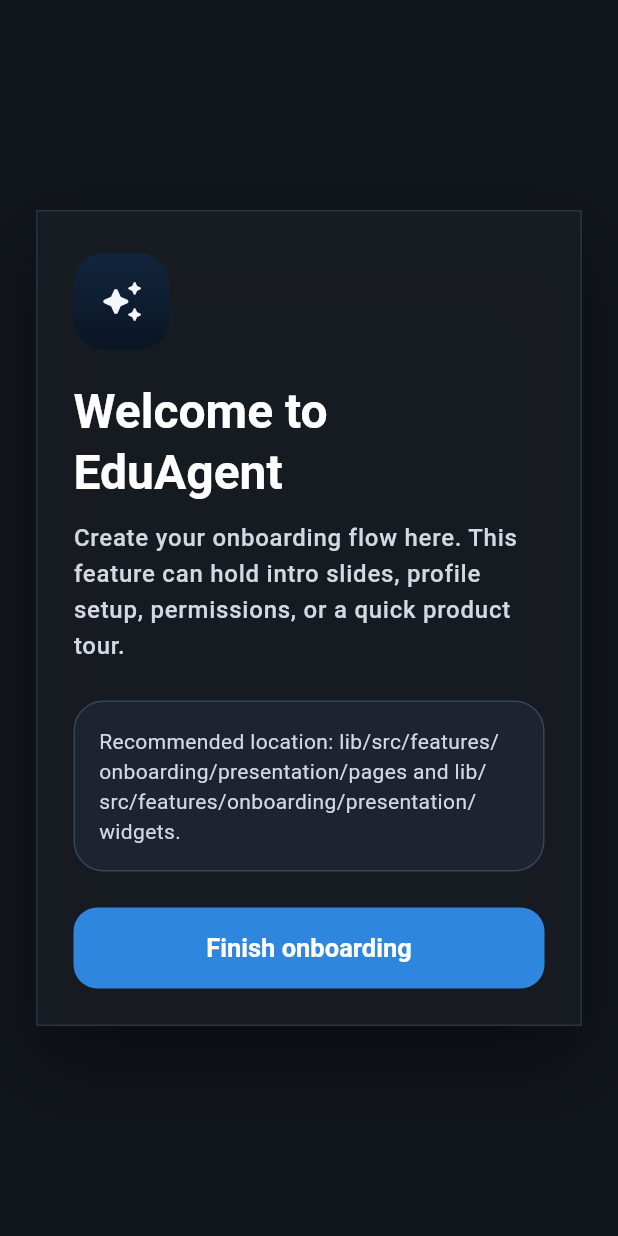
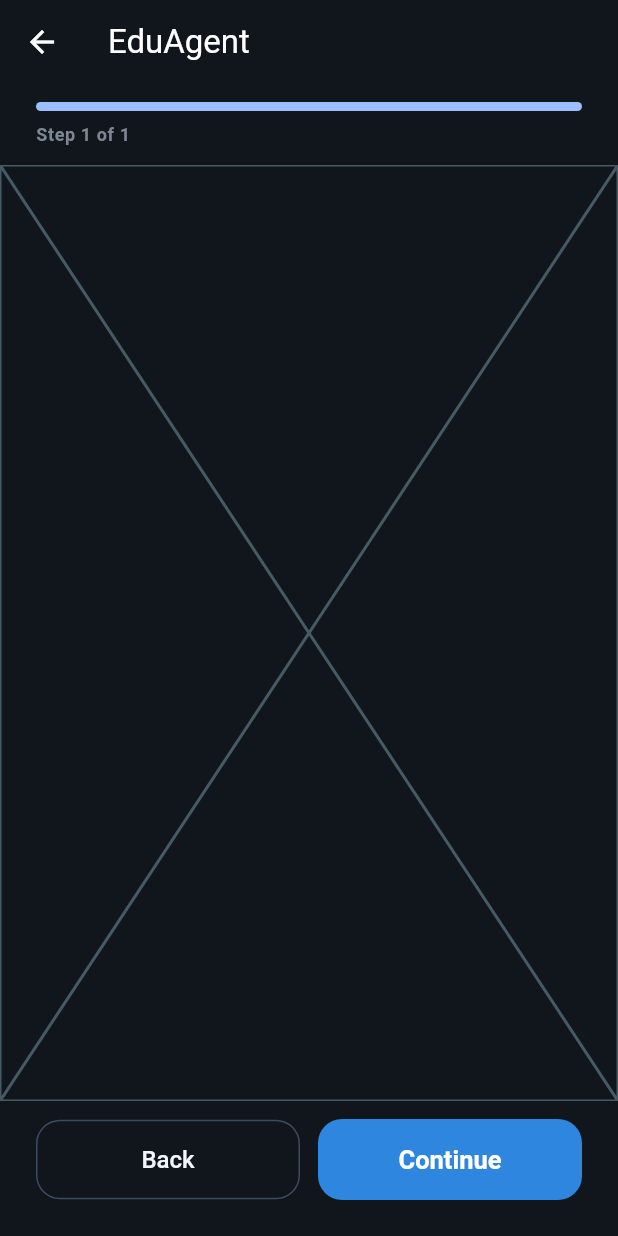
Before and after one commit to NasirBhotta/AI_Consultant_Agent, a Flutter app: the OnboardingPage screen opened directly, on a phone screen of 412 x 824 dp. Run offline on Flutter 3.47's test engine with Material 3 defaults, Android fonts, the phone set to English and light mode, and no system bars; our stand-ins replace firebase_auth, firebase_core, flutter_native_splash, flutter_riverpod, flutter_svg, google_sign_in and 1 more; accounts and stored records are empty.

Commit message:
onboarding page one created

```diff
--- a/lib/src/features/onboarding/presentation/pages/onboarding_page.dart
+++ b/lib/src/features/onboarding/presentation/pages/onboarding_page.dart
@@ -2,8 +2,10 @@ import 'package:agent_app/src/app/theme/app_theme_extension.dart';
 import 'package:agent_app/src/core/constants/app_strings.dart';
 import 'package:agent_app/src/core/utils/app_logger.dart';
 import 'package:agent_app/src/features/home/presentation/pages/home_page.dart';
+import 'package:agent_app/src/features/onboarding/presentation/pages/onboarding_steps/onboarding_one.dart';
 import 'package:agent_app/src/features/onboarding/presentation/providers/onboarding_providers.dart';
 import 'package:agent_app/src/shared/widgets/app_primary_button.dart';
+import 'package:agent_app/src/shared/widgets/app_secondary_button.dart';
 import 'package:firebase_auth/firebase_auth.dart';
 import 'package:flutter/material.dart';
 import 'package:flutter_riverpod/flutter_riverpod.dart';
@@ -16,9 +18,36 @@ class OnboardingPage extends ConsumerStatefulWidget {
 }
 
 class _OnboardingPageState extends ConsumerState<OnboardingPage> {
+  late final PageController _pageController;
+  int _currentStep = 0;
+
+  int get _totalSteps => 1;
+
+  bool get _isLastStep => _currentStep == _totalSteps - 1;
+
+  @override
+  void initState() {
+    super.initState();
+    _pageController = PageController();
+  }
+
+  @override
+  void dispose() {
+    _pageController.dispose();
+    super.dispose();
+  }
+
   bool isSubmitting = false;
 
-  Future<void> _completeOnboarding() async {
+  Future<void> _handleContinue() async {
+    if (!_isLastStep) {
+      await _pageController.nextPage(
+        duration: const Duration(milliseconds: 240),
+        curve: Curves.easeOut,
+      );
+      return;
+    }
+
     setState(() {
       isSubmitting = true;
     });
@@ -30,9 +59,9 @@ class _OnboardingPageState extends ConsumerState<OnboardingPage> {
         return;
       }
 
-      Navigator.of(context).pushReplacement(
-        MaterialPageRoute(builder: (_) => const HomePage()),
-      );
+      Navigator.of(
+        context,
+      ).pushReplacement(MaterialPageRoute(builder: (_) => const HomePage()));
     } on FirebaseAuthException catch (error, stackTrace) {
       AppLogger.error('Failed to complete onboarding.', error, stackTrace);
       _showMessage(error.message ?? 'Please sign in again and try once more.');
@@ -58,6 +87,18 @@ class _OnboardingPageState extends ConsumerState<OnboardingPage> {
     ).showSnackBar(SnackBar(content: Text(message)));
   }
 
+  Future<void> _handleBack() async {
+    if (_currentStep == 0) {
+      Navigator.of(context).maybePop();
+      return;
+    }
+
+    await _pageController.previousPage(
+      duration: const Duration(milliseconds: 240),
+      curve: Curves.easeOut,
+    );
+  }
+
   @override
   Widget build(BuildContext context) {
     final appTheme = context.appTheme;
@@ -65,80 +106,81 @@ class _OnboardingPageState extends ConsumerState<OnboardingPage> {
 
     return Scaffold(
       backgroundColor: appTheme.appBackground,
+      appBar: AppBar(title: const Text(AppStrings.appName)),
       body: SafeArea(
-        child: Center(
-          child: Padding(
-            padding: const EdgeInsets.all(24),
-            child: ConstrainedBox(
-              constraints: const BoxConstraints(maxWidth: 480),
-              child: Container(
-                width: double.infinity,
-                padding: const EdgeInsets.fromLTRB(24, 28, 24, 24),
+        child: Column(
+          children: [
+            Padding(
+              padding: const EdgeInsets.fromLTRB(24, 12, 24, 8),
+              child: Row(
+                children: List.generate(_totalSteps, (index) {
+                  final isActive = index == _currentStep;
+                  return Expanded(
+                    child: AnimatedContainer(
+                      duration: const Duration(milliseconds: 180),
+                      height: 6,
+                      margin: EdgeInsets.only(
+                        right: index == _totalSteps - 1 ? 0 : 8,
+                      ),
                       decoration: BoxDecoration(
-                  color: appTheme.surfacePrimary.withValues(alpha: 0.96),
-                  border: Border.all(color: appTheme.borderSubtle),
-                  boxShadow: appTheme.panelShadow,
-                ),
-                child: Column(
-                  mainAxisSize: MainAxisSize.min,
-                  crossAxisAlignment: CrossAxisAlignment.start,
-                  children: [
-                    Container(
-                      width: 64,
-                      height: 64,
-                      decoration: BoxDecoration(
-                        gradient: appTheme.heroGradient,
-                        borderRadius: BorderRadius.circular(20),
-                      ),
-                      child: Icon(
-                        Icons.auto_awesome_rounded,
-                        size: 30,
-                        color: appTheme.textPrimary,
+                        color:
+                            isActive
+                                ? appTheme.successSoft
+                                : appTheme.surfaceTertiary,
+                        borderRadius: BorderRadius.circular(999),
                       ),
                     ),
-                    const SizedBox(height: 20),
-                    Text(
-                      'Welcome to ${AppStrings.appName}',
-                      style: textTheme.headlineMedium?.copyWith(
-                        fontWeight: FontWeight.w700,
+                  );
+                }),
               ),
             ),
-                    const SizedBox(height: 12),
-                    Text(
-                      'Create your onboarding flow here. This feature can hold intro slides, profile setup, permissions, or a quick product tour.',
-                      style: textTheme.bodyLarge?.copyWith(
-                        color: appTheme.textSecondary,
-                        height: 1.5,
-                      ),
-                    ),
-                    const SizedBox(height: 24),
-                    Container(
-                      width: double.infinity,
-                      padding: const EdgeInsets.all(16),
-                      decoration: BoxDecoration(
-                        color: appTheme.surfaceSecondary,
-                        borderRadius: BorderRadius.circular(20),
-                        border: Border.all(color: appTheme.borderStrong),
-                      ),
+            Padding(
+              padding: const EdgeInsets.fromLTRB(24, 0, 24, 12),
+              child: Align(
+                alignment: Alignment.centerLeft,
                 child: Text(
-                        'Recommended location: lib/src/features/onboarding/presentation/pages and lib/src/features/onboarding/presentation/widgets.',
-                        style: textTheme.bodyMedium?.copyWith(
-                          color: appTheme.textSecondary,
-                          height: 1.4,
+                  'Step ${_currentStep + 1} of $_totalSteps',
+                  style: textTheme.labelMedium?.copyWith(
+                    color: appTheme.textMuted,
+                    letterSpacing: 0.4,
                   ),
                 ),
               ),
-                    const SizedBox(height: 24),
-                    AppPrimaryButton(
-                      label: 'Finish onboarding',
-                      onPressed: isSubmitting ? null : _completeOnboarding,
+            ),
+            Expanded(
+              child: PageView(
+                controller: _pageController,
+                physics: const NeverScrollableScrollPhysics(),
+                onPageChanged: (index) {
+                  setState(() {
+                    _currentStep = index;
+                  });
+                },
+                children: const [OnboardingOne()],
+              ),
+            ),
+            Padding(
+              padding: const EdgeInsets.fromLTRB(24, 12, 24, 24),
+              child: Row(
+                children: [
+                  Expanded(
+                    child: AppSecondaryButton(
+                      label: 'Back',
+                      onPressed: isSubmitting ? null : _handleBack,
+                    ),
+                  ),
+                  const SizedBox(width: 12),
+                  Expanded(
+                    child: AppPrimaryButton(
+                      label: _isLastStep ? 'Continue' : 'Next',
+                      onPressed: isSubmitting ? null : _handleContinue,
                       isLoading: isSubmitting,
+                    ),
                   ),
                 ],
               ),
             ),
-            ),
-          ),
+          ],
         ),
       ),
     );
--- a/lib/src/features/onboarding/presentation/pages/onboarding_steps/onboarding_one.dart
+++ b/lib/src/features/onboarding/presentation/pages/onboarding_steps/onboarding_one.dart
@@ -0,0 +1,16 @@
+import 'package:flutter/material.dart';
+import 'package:flutter_riverpod/flutter_riverpod.dart';
+
+class OnboardingOne extends ConsumerStatefulWidget {
+  const OnboardingOne({super.key});
+
+  @override
+  ConsumerState<OnboardingOne> createState() => _OnboardingOneState();
+}
+
+class _OnboardingOneState extends ConsumerState<OnboardingOne> {
+  @override
+  Widget build(BuildContext context) {
+    return const Placeholder();
+  }
+}
```
Lines whose indentation alone changed are shown as unchanged.
